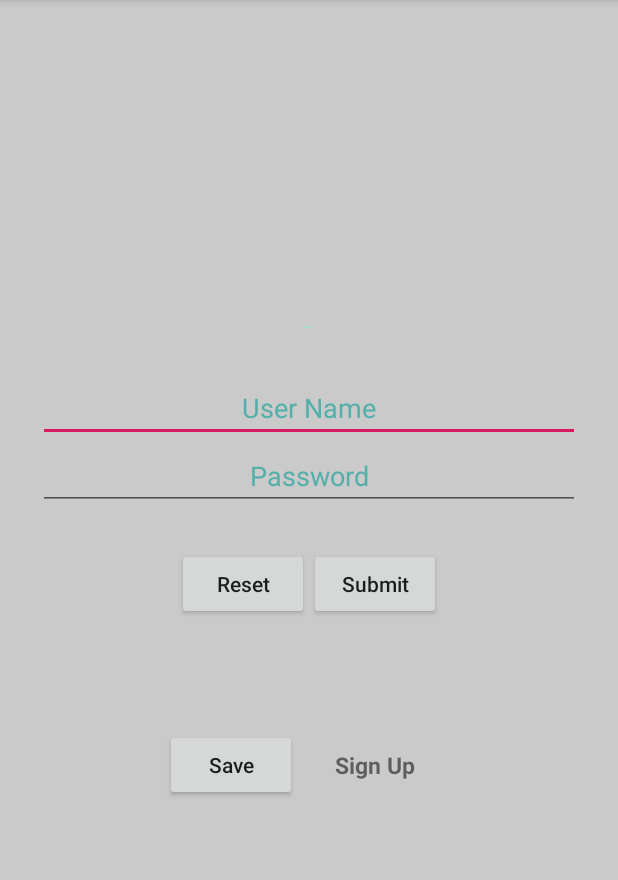
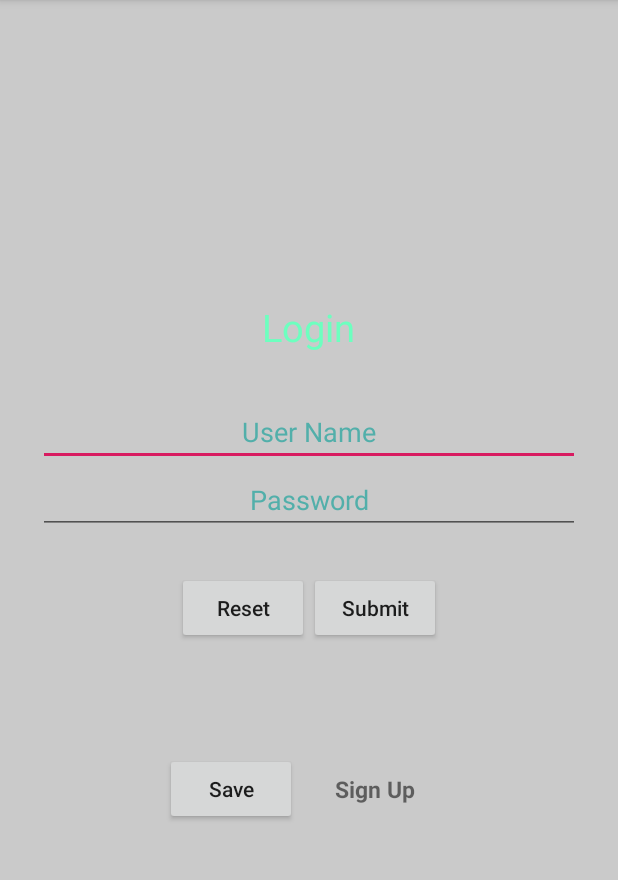
Before and after one commit to ravin92/LearnKotlin, an Android app: the screen it shows after launch (MainActivity), on a phone screen of 412 x 824 dp, the part 84-964 px from its top. Run offline under Robolectric (Android 15) with nearby library versions, the phone set to English and light mode, and no system bars.

Commit message:
- add custom_list   - add Strings value   - update activity_main

```diff
--- a/app/src/main/res/layout/activity_main.xml
+++ b/app/src/main/res/layout/activity_main.xml
@@ -4,7 +4,7 @@
     xmlns:tools="http://schemas.android.com/tools"
     android:layout_width="match_parent"
     android:layout_height="match_parent"
-    tools:context=".MainActivity">
+    tools:context=".Main.MainActivity">
 
     <LinearLayout
         android:id="@+id/ll_main_layout"
@@ -18,14 +18,14 @@
         <TextView
             android:layout_width="wrap_content"
             android:layout_height="wrap_content"
-            android:textSize="2dp"
+            android:textSize="25dp"
             android:textColor="#6dffbf"
             android:padding="30dp"
-            android:text="Login"/>
+            android:text="@string/login"/>
 
         <EditText
             android:id="@+id/et_user_name"
-            android:hint="User Name"
+            android:hint="@string/user_name"
             android:textColor="#6bfff7"
             android:textColorHint="#52afaa"
             android:textAlignment="center"
@@ -34,7 +34,7 @@
 
         <EditText
             android:id="@+id/et_password"
-            android:hint="Password"
+            android:hint="@string/password"
             android:textColor="#6bfff7"
             android:textColorHint="#52afaa"
             android:textAlignment="center"
@@ -51,14 +51,14 @@
 
             <Button
                 android:id="@+id/btn_reset"
-                android:text="Reset"
+                android:text="@string/reset"
                 android:textAllCaps="false"
                 android:layout_width="wrap_content"
                 android:layout_height="wrap_content"/>
 
             <Button
                 android:id="@+id/btn_submit"
-                android:text="Submit"
+                android:text="@string/submit"
                 android:textAllCaps="false"
                 android:layout_width="wrap_content"
                 android:layout_height="wrap_content"/>
@@ -74,7 +74,7 @@
 
             <Button
                 android:id="@+id/btn_next"
-                android:text="Save"
+                android:text="@string/save"
                 android:textAllCaps="false"
                 android:layout_width="wrap_content"
                 android:layout_height="wrap_content"/>
@@ -86,7 +86,7 @@
                 android:orientation="vertical"
                 android:padding="25dp"
                 android:textStyle="bold"
-                android:text="Sign Up"
+                android:text="@string/sign_up"
                 android:textSize="15dp" />
 
         </LinearLayout>
--- a/app/src/main/res/values/strings.xml
+++ b/app/src/main/res/values/strings.xml
@@ -1,3 +1,17 @@
 <resources>
     <string name="app_name">PMI Indonesia</string>
+    <string name="sign_up">Sign Up</string>
+    <string name="name">Name</string>
+    <string name="gender">Gender</string>
+    <string name="email">Email</string>
+    <string name="password">Password</string>
+    <string name="login">Login</string>
+    <string name="reset">Reset</string>
+    <string name="submit">Submit</string>
+    <string name="save">Save</string>
+    <string name="user_name">User Name</string>
+    <string name="male">Male</string>
+    <string name="female">Female</string>
+    <string name="view">View</string>
+    <string name="update">Update</string>
 </resources>
```
Also changed, not shown: app/src/main/res/layout/activity_main2.xml (+24 -11 lines), app/src/main/res/layout/custom_list.xml (added, +40 -0 lines).
